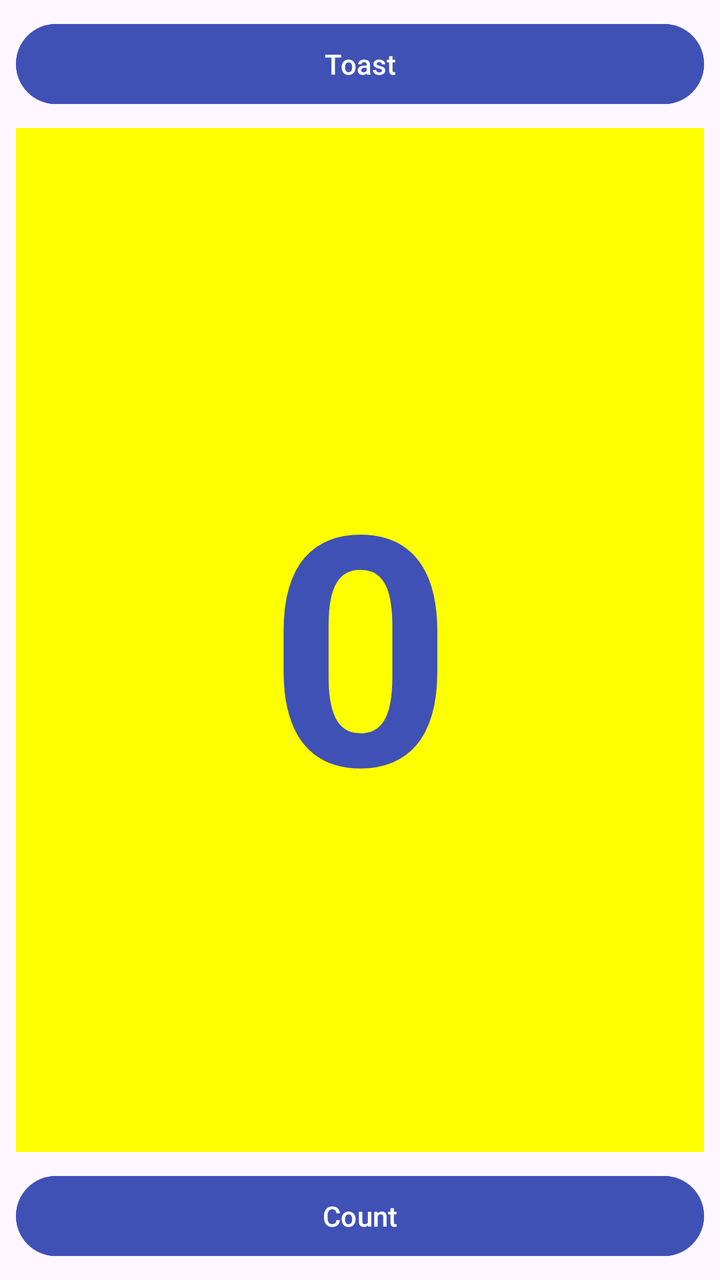
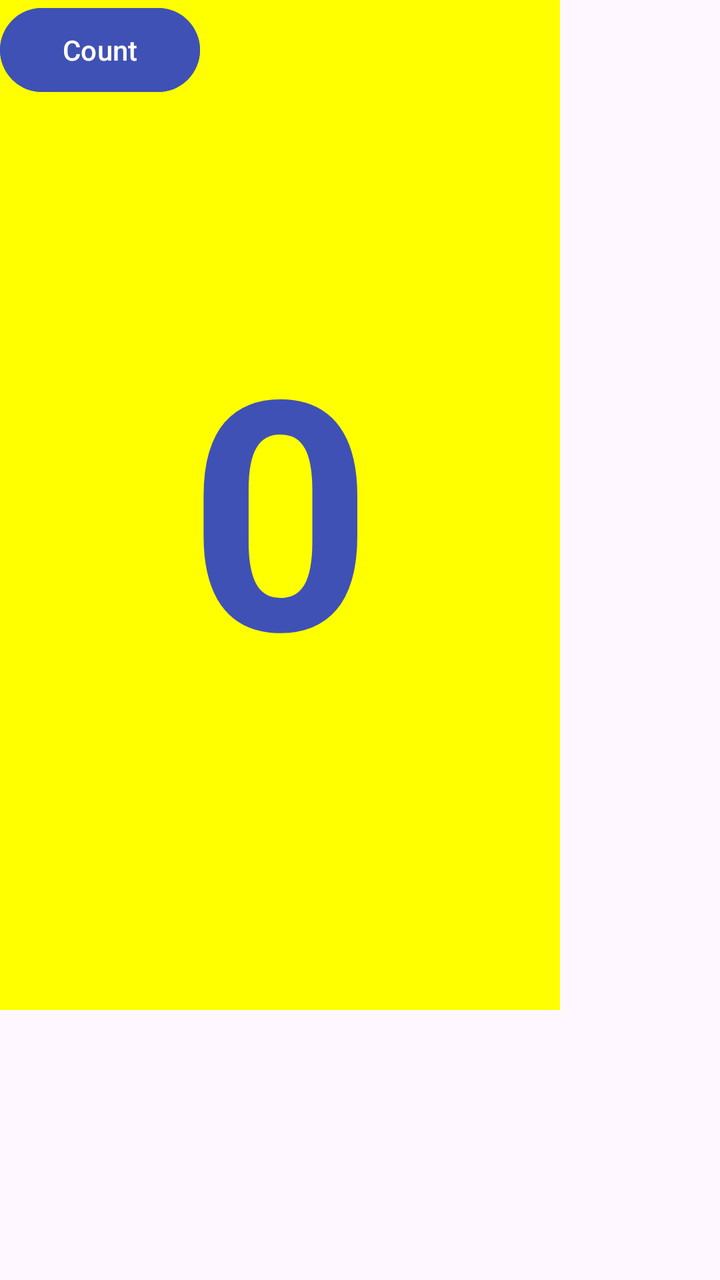

Compare the two renders of this Android layout. The source of the first and the diff that turns it into the second are given below.
<!-- AndroidManifest.xml: application theme Theme.HelloConstraint -->
<!-- res/layout/activity_main.xml -->
<?xml version="1.0" encoding="utf-8"?>
<androidx.constraintlayout.widget.ConstraintLayout xmlns:android="http://schemas.android.com/apk/res/android"
    xmlns:app="http://schemas.android.com/apk/res-auto"
    xmlns:tools="http://schemas.android.com/tools"
    android:id="@+id/main"
    android:layout_width="match_parent"
    android:layout_height="match_parent"
    tools:context=".MainActivity">

    <Button
        android:id="@+id/button_toast"
        android:layout_width="0dp"
        android:layout_height="wrap_content"
        android:layout_marginStart="8dp"
        android:layout_marginTop="8dp"
        android:layout_marginEnd="8dp"
        android:backgroundTint="#3F51B5"
        android:textColor="#FFFFFF"
        android:text="@string/button_label_toast"
        app:layout_constraintTop_toTopOf="parent"
        app:layout_constraintStart_toStartOf="parent"
        app:layout_constraintEnd_toEndOf="parent" />

    <TextView
        android:id="@+id/show_count"
        android:layout_width="0dp"
        android:layout_height="0dp"
        android:layout_marginStart="8dp"
        android:layout_marginTop="8dp"
        android:layout_marginEnd="8dp"
        android:layout_marginBottom="8dp"
        android:background="#FFFF00"
        android:gravity="center"
        android:text="@string/count_initial_value"
        android:textColor="#3F51B5"
        android:textSize="160sp"
        android:textStyle="bold"
        app:layout_constraintTop_toBottomOf="@id/button_toast"
        app:layout_constraintBottom_toTopOf="@id/button_count"
        app:layout_constraintStart_toStartOf="parent"
        app:layout_constraintEnd_toEndOf="parent" />

    <Button
        android:id="@+id/button_count"
        android:layout_width="0dp"
        android:layout_height="wrap_content"
        android:layout_marginStart="8dp"
        android:layout_marginEnd="8dp"
        android:layout_marginBottom="8dp"
        android:backgroundTint="#3F51B5"
        android:textColor="#FFFFFF"
        android:text="@string/button_label_count"
        app:layout_constraintBottom_toBottomOf="parent"
        app:layout_constraintStart_toStartOf="parent"
        app:layout_constraintEnd_toEndOf="parent" />

</androidx.constraintlayout.widget.ConstraintLayout>
<!-- resources referenced by this layout -->
<resources>
  <string name="button_label_count">Count</string>
  <string name="button_label_toast">Toast</string>
  <string name="count_initial_value">0</string>
  <style name="Theme.HelloConstraint" parent="Base.Theme.HelloConstraint" />
  <style name="Base.Theme.HelloConstraint" parent="Theme.Material3.DayNight.NoActionBar">
          
          
      </style>
</resources>

<!-- the commit's change to res/layout/activity_main.xml (unified diff, before → after) -->
@@ -9,49 +9,45 @@
 
     <Button
         android:id="@+id/button_toast"
-        android:layout_width="0dp"
-        android:layout_height="wrap_content"
-        android:layout_marginStart="8dp"
-        android:layout_marginTop="8dp"
-        android:layout_marginEnd="8dp"
+        android:layout_width="100dp"
+        android:layout_height="50dp"
         android:backgroundTint="#3F51B5"
+        android:text="@string/button_label_toast"
         android:textColor="#FFFFFF"
-        android:text="@string/button_label_toast"
-        app:layout_constraintTop_toTopOf="parent"
-        app:layout_constraintStart_toStartOf="parent"
-        app:layout_constraintEnd_toEndOf="parent" />
+        tools:layout_editor_absoluteX="3dp"
+        tools:layout_editor_absoluteY="268dp" />
+
+    <Button
+        android:id="@+id/button_zero"
+        android:layout_width="100dp"
+        android:layout_height="50dp"
+        android:backgroundTint="#787E92"
+        android:text="@string/button_label_zero"
+        android:textColor="#FFFFFF"
+        tools:layout_editor_absoluteX="3dp"
+        tools:layout_editor_absoluteY="318dp" />
 
     <TextView
         android:id="@+id/show_count"
-        android:layout_width="0dp"
-        android:layout_height="0dp"
-        android:layout_marginStart="8dp"
-        android:layout_marginTop="8dp"
-        android:layout_marginEnd="8dp"
-        android:layout_marginBottom="8dp"
+        android:layout_width="280dp"
+        android:layout_height="505dp"
         android:background="#FFFF00"
         android:gravity="center"
         android:text="@string/count_initial_value"
         android:textColor="#3F51B5"
         android:textSize="160sp"
         android:textStyle="bold"
-        app:layout_constraintTop_toBottomOf="@id/button_toast"
-        app:layout_constraintBottom_toTopOf="@id/button_count"
-        app:layout_constraintStart_toStartOf="parent"
-        app:layout_constraintEnd_toEndOf="parent" />
+        tools:layout_editor_absoluteX="115dp"
+        tools:layout_editor_absoluteY="113dp" />
 
     <Button
         android:id="@+id/button_count"
-        android:layout_width="0dp"
-        android:layout_height="wrap_content"
-        android:layout_marginStart="8dp"
-        android:layout_marginEnd="8dp"
-        android:layout_marginBottom="8dp"
+        android:layout_width="100dp"
+        android:layout_height="50dp"
         android:backgroundTint="#3F51B5"
+        android:text="@string/button_label_count"
         android:textColor="#FFFFFF"
-        android:text="@string/button_label_count"
-        app:layout_constraintBottom_toBottomOf="parent"
-        app:layout_constraintStart_toStartOf="parent"
-        app:layout_constraintEnd_toEndOf="parent" />
+        tools:layout_editor_absoluteX="3dp"
+        tools:layout_editor_absoluteY="368dp" />
 
 </androidx.constraintlayout.widget.ConstraintLayout>
<!-- resource entries referenced after the edit -->
@@ -2,6 +2,7 @@
 <resources>
   <string name="button_label_count">Count</string>
   <string name="button_label_toast">Toast</string>
+  <string name="button_label_zero">Zero</string>
   <string name="count_initial_value">0</string>
   <style name="Theme.HelloConstraint" parent="Base.Theme.HelloConstraint" />
   <style name="Base.Theme.HelloConstraint" parent="Theme.Material3.DayNight.NoActionBar">
